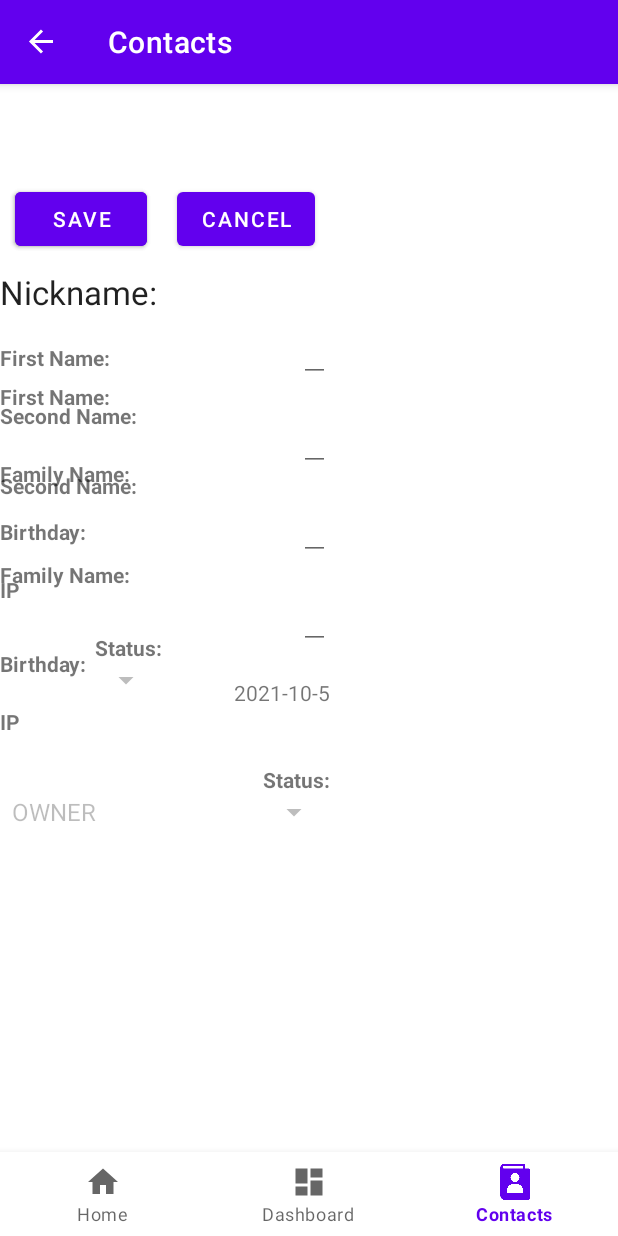
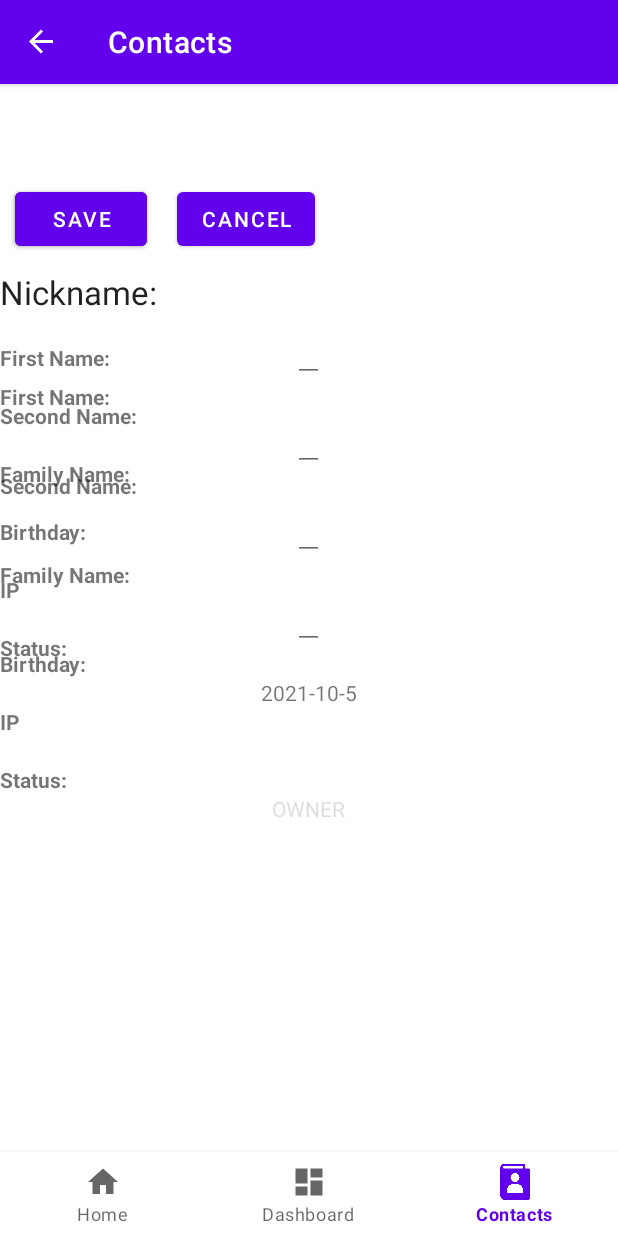
Before and after one commit to AndreAKM/OpenSociery, an Android app: the fragment ContactDataFragment placed in its activity, item 3 of the bottom bar chosen, on a phone screen of 412 x 824 dp. Run offline under Robolectric (Android 15) with nearby library versions, the phone set to English and light mode, and no system bars; our stand-ins replace navigation-ui; 2 statements that could not run were skipped.

```diff
--- a/app/src/main/java/com/example/opensociety/connection/ConnectionWorker.kt
+++ b/app/src/main/java/com/example/opensociety/connection/ConnectionWorker.kt
@@ -17,6 +17,7 @@ class ConnectionWorker(socket: Socket, context: Context) {
         const val COMMAND = "command"
         const val ACCESS_REQUEST = "access_request"
         const val CHANGE_ACCESS_STATUS = "access_answer"
+        const val UPDATE_FORM = "update_form"
         const val MESSAGE = "message"
         const val HASH = "hash"
         const val IP = "ip"
--- a/app/src/main/java/com/example/opensociety/ui/contacts/ContactDataFragment.kt
+++ b/app/src/main/java/com/example/opensociety/ui/contacts/ContactDataFragment.kt
@@ -83,12 +83,12 @@ class ContactDataFragment : Fragment() {
                 _binding.familyName.text = friend!!.family_name
                 _binding.birthday.text = friend!!.birthday
                 _binding.IP.text = friend!!.ip
-                _binding.status.setSelection(friend!!.status.ordinal)
+                _binding.status.text = (friend!!.status.toString())
             }
             id == 1L -> contacts?.getIPAddress(true). also {
                 Log.d (TAG, "ID: 1 IP: $it") } .let{
                 _binding.IP.text = it
-                _binding.status.setSelection(Friend.Status.OWNER.ordinal)
+                _binding.status.text = (Friend.Status.OWNER.toString())
                 if(contacts?.get_contact(1L) == null)
                     findNavController().navigate(when(id) {
                         1L -> R.id.navigation_contact_own_data_editing
--- a/app/src/main/java/com/example/opensociety/ui/contacts/ContactOwnDataEditing.kt
+++ b/app/src/main/java/com/example/opensociety/ui/contacts/ContactOwnDataEditing.kt
@@ -84,8 +84,7 @@ class ContactOwnDataEditing : Fragment() {
         Log.d(TAG, "friend: $friend")
         _binding =
             FragmentContactOwnDataEditingBinding.inflate(inflater, container,false)
-        _binding.status.adapter = context?.let {
-            ArrayAdapter<String>(it, android.R.layout.simple_spinner_item, Friend.Status.names())}
+
         val today = Calendar.getInstance()
         when {
             (friend != null) -> {
@@ -96,7 +95,7 @@ class ContactOwnDataEditing : Fragment() {
                 _binding.familyName.setText(friend!!.family_name)
                 _binding.birthday.text = friend!!.birthday
                 _binding.IP.text = friend!!.ip
-                _binding.status.setSelection(friend!!.status.ordinal)
+                _binding.status.text = (friend!!.status.toString())
                 //friend?. let{date = LocalDate.parse(it.birthday , firstApiFormat)}
             }
             else -> {
@@ -104,7 +103,7 @@ class ContactOwnDataEditing : Fragment() {
                     Log.d(TAG, "ID: 1 IP: $it")
                 }.let {
                     _binding.IP.setText(it)
-                    _binding.status.setSelection(Friend.Status.OWNER.ordinal)
+                    _binding.status.text = (Friend.Status.OWNER.toString())
                     _binding.birthday.text =
                         "${today.get(Calendar.YEAR)}-${today.get(Calendar.MONTH)}" +
                                 "-${today.get(Calendar.DATE)}"
@@ -125,29 +124,16 @@ class ContactOwnDataEditing : Fragment() {
         return _binding.root
     }
 
-    /*protected fun onCreateDialog(id: Int): Dialog? {
-        context?.let { DatePickerDialog(it, myCallBack, date.year, date.monthValue, date.dayOfMonth) }
-    }
-
-    var myCallBack =
-        DatePickerDialog.OnDateSetListener { view, year, monthOfYear, dayOfMonth ->
-            _binding.birthday.setText("$year-${monthOfYear + 1}-$dayOfMonth")
-        }*/
-
     fun saveData() {
         friend!!.nick = _binding.nickname.text.toString()
         friend!!.first_name = _binding.firsName.text.toString()
         friend!!.second_name = _binding.secondName.text.toString()
         friend!!.family_name = _binding.familyName.text.toString()
-        val newStatus = Friend.Status.intToStatus(_binding.status.selectedItemId.toInt())
+        val newStatus = Friend.Status.OWNER
         if (newStatus != friend!!.status && 1L != friend!!.id) {
             friend!!.status = newStatus
             thread {
-                val command =
-                    CommandFactory.makeAskingAccess(friend!!, contacts!!.get_contact(1L)!!)
-                var connection = Connection(friend!!.ip)
-                connection.openConnection()
-                connection.sendData(command.toString())
+                contacts?.sendToAll(CommandFactory::makeUpdateForm)
             }
         }
         friend!!.ip = _binding.IP.text.toString()
--- a/app/src/main/res/layout/fragment_contact_data.xml
+++ b/app/src/main/res/layout/fragment_contact_data.xml
@@ -5,7 +5,7 @@
     android:layout_height="match_parent"
     tools:context=".ui.contacts.ContactDataFragment">
     <LinearLayout
-        android:layout_width="wrap_content"
+        android:layout_width="match_parent"
         android:layout_height="wrap_content"
         android:orientation="vertical">
         <LinearLayout
@@ -35,7 +35,7 @@
 
                 <TextView
                     android:id="@+id/nickname"
-                    android:layout_gravity="right"
+                    android:layout_gravity="center"
                     android:inputType="text"
                     android:layout_width="wrap_content"
                     android:layout_height="wrap_content"
@@ -51,7 +51,7 @@
 
                 <TextView
                     android:id="@+id/firs_name"
-                    android:layout_gravity="right"
+                    android:layout_gravity="center"
                     android:inputType="none"
                     android:textAppearance="?android:attr/textAppearanceSmall"
                     android:layout_width="wrap_content"
@@ -71,7 +71,7 @@
                     android:layout_height="wrap_content"
                     android:inputType="none"
                     android:textAppearance="?android:attr/textAppearanceSmall"
-                    android:layout_gravity="right"/>
+                    android:layout_gravity="center"/>
 
                 <TextView
                     android:layout_width="wrap_content"
@@ -87,7 +87,7 @@
                     android:layout_height="wrap_content"
                     android:inputType="none"
                     android:textAppearance="?android:attr/textAppearanceSmall"
-                    android:layout_gravity="right"/>
+                    android:layout_gravity="center"/>
 
                 <TextView
                     android:layout_width="wrap_content"
@@ -103,7 +103,7 @@
                     android:layout_height="wrap_content"
                     android:inputType="none"
                     android:textAppearance="?android:attr/textAppearanceSmall"
-                    android:layout_gravity="right"/>
+                    android:layout_gravity="center"/>
 
                 <TextView
                     android:layout_width="wrap_content"
@@ -120,20 +120,21 @@
                     android:inputType="numberDecimal"
                     android:digits="0123456789."
                     android:textAppearance="?android:attr/textAppearanceSmall"
-                    android:layout_gravity="right"/>
+                    android:layout_gravity="center"/>
 
                 <TextView
                     android:layout_width="wrap_content"
                     android:layout_height="wrap_content"
                     android:textAppearance="?android:attr/textAppearanceSmall"
-                    android:layout_gravity="right"
+                    android:layout_gravity="left"
                     android:textStyle="bold"
                     android:text="@string/status"/>
 
-                <Spinner
+                <TextView
                     android:id="@+id/status"
-                    android:layout_width="match_parent"
-                    android:layout_height="wrap_content"/>
+                    android:layout_width="wrap_content"
+                    android:layout_height="wrap_content"
+                    android:layout_gravity="center"/>
             </LinearLayout>
         </ScrollView>
     </LinearLayout>
--- a/app/src/main/res/layout/fragment_contact_own_data_editing.xml
+++ b/app/src/main/res/layout/fragment_contact_own_data_editing.xml
@@ -5,7 +5,7 @@
     android:layout_height="match_parent"
     tools:context=".ui.contacts.ContactOwnDataEditing">
     <LinearLayout
-        android:layout_width="wrap_content"
+        android:layout_width="match_parent"
         android:layout_height="wrap_content"
         android:orientation="vertical">
         <LinearLayout
@@ -46,7 +46,7 @@
 
                 <EditText
                     android:id="@+id/nickname"
-                    android:layout_gravity="right"
+                    android:layout_gravity="center"
                     android:inputType="text"
                     android:layout_width="wrap_content"
                     android:layout_height="wrap_content"
@@ -62,7 +62,7 @@
 
                 <EditText
                     android:id="@+id/firs_name"
-                    android:layout_gravity="right"
+                    android:layout_gravity="center"
                     android:inputType="text"
                     android:textAppearance="?android:attr/textAppearanceSmall"
                     android:layout_width="wrap_content"
@@ -82,7 +82,7 @@
                     android:layout_height="wrap_content"
                     android:inputType="text"
                     android:textAppearance="?android:attr/textAppearanceSmall"
-                    android:layout_gravity="right"/>
+                    android:layout_gravity="center"/>
 
                 <TextView
                     android:layout_width="wrap_content"
@@ -98,7 +98,7 @@
                     android:layout_height="wrap_content"
                     android:inputType="text"
                     android:textAppearance="?android:attr/textAppearanceSmall"
-                    android:layout_gravity="right"/>
+                    android:layout_gravity="center"/>
 
                 <TextView
                     android:layout_width="wrap_content"
@@ -113,15 +113,7 @@
                     android:layout_width="wrap_content"
                     android:layout_height="wrap_content"
                     android:textAppearance="?android:attr/textAppearanceSmall"
-                    android:layout_gravity="right"/>
-
-                <!--DatePicker
-                    android:id="@+id/date_picker"
-                    android:layout_width="wrap_content"
-                    android:layout_height="wrap_content"
-                    android:layout_below="@+id/button"
-                    android:layout_centerHorizontal="true"
-                    android:layout_marginTop="48dp"/-->
+                    android:layout_gravity="center"/>
 
                 <TextView
                     android:layout_width="wrap_content"
@@ -138,21 +130,21 @@
                     android:inputType="numberDecimal"
                     android:digits="0123456789."
                     android:textAppearance="?android:attr/textAppearanceSmall"
-                    android:layout_gravity="right"/>
+                    android:layout_gravity="center"/>
 
                 <TextView
                     android:layout_width="wrap_content"
                     android:layout_height="wrap_content"
                     android:textAppearance="?android:attr/textAppearanceSmall"
-                    android:layout_gravity="right"
+                    android:layout_gravity="left"
                     android:textStyle="bold"
                     android:text="@string/status"/>
 
-                <Spinner
+                <TextView
                     android:id="@+id/status"
-                    android:layout_width="match_parent"
+                    android:layout_width="wrap_content"
                     android:layout_height="wrap_content"
-                    android:clickable="false"
+                    android:layout_gravity="center"
                     />
             </LinearLayout>
         </ScrollView>
```
Also changed, not shown: app/src/main/java/com/example/opensociety/connection/CommandFactory.kt (+7 -0 lines), app/src/main/java/com/example/opensociety/db/Contacts.kt (+9 -5 lines), app/src/main/java/com/example/opensociety/db/Friend.kt (+5 -9 lines), app/src/main/res/layout/fragment_contact_other_data_editing.xml (+8 -8 lines).
